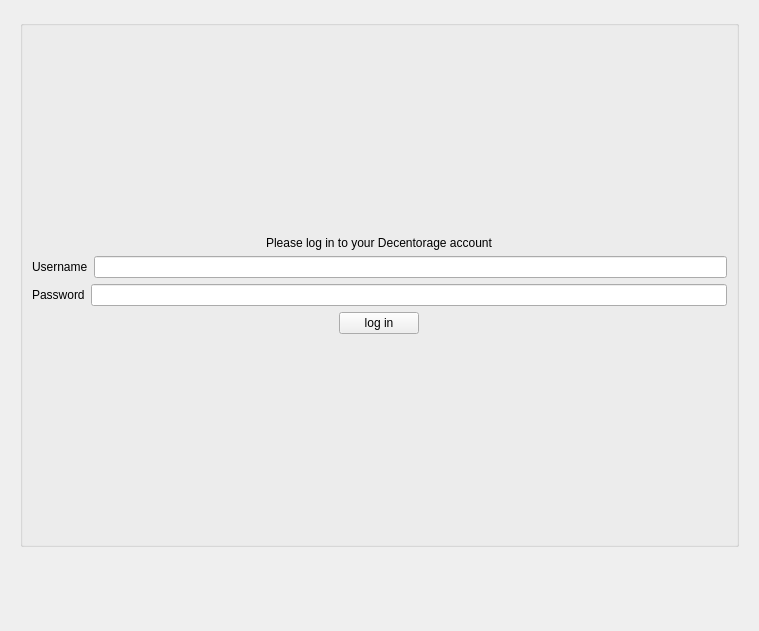
Decentorage/User-Node, file gui/decentorage.ui: the form before one commit.
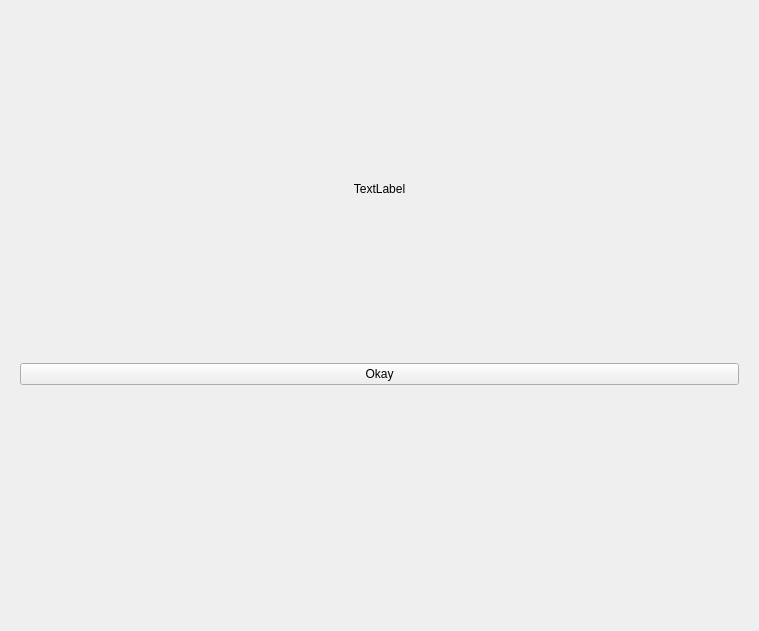
The form after the commit. The open tabs and pages were chosen to show the change. Icons and pictures are not drawn. Custom widgets are drawn as their Qt base class.

Commit message: Added transition page to be viewed when download/upload is done successfully, Modified user interface, Fixed process file don't send file done uploading in pro

The edit to the form file:
```diff
--- a/gui/decentorage.ui
+++ b/gui/decentorage.ui
@@ -510,6 +510,70 @@
          </item>
         </layout>
        </widget>
+       <widget class="QWidget" name="transition_page">
+        <layout class="QVBoxLayout" name="verticalLayout_21">
+         <item>
+          <layout class="QVBoxLayout" name="verticalLayout_20">
+           <item>
+            <spacer name="verticalSpacer_15">
+             <property name="orientation">
+              <enum>Qt::Vertical</enum>
+             </property>
+             <property name="sizeHint" stdset="0">
+              <size>
+               <width>20</width>
+               <height>40</height>
+              </size>
+             </property>
+            </spacer>
+           </item>
+           <item>
+            <widget class="QLabel" name="transition_label">
+             <property name="text">
+              <string>TextLabel</string>
+             </property>
+             <property name="alignment">
+              <set>Qt::AlignCenter</set>
+             </property>
+            </widget>
+           </item>
+           <item>
+            <spacer name="verticalSpacer_14">
+             <property name="orientation">
+              <enum>Qt::Vertical</enum>
+             </property>
+             <property name="sizeHint" stdset="0">
+              <size>
+               <width>20</width>
+               <height>40</height>
+              </size>
+             </property>
+            </spacer>
+           </item>
+           <item>
+            <widget class="QPushButton" name="transition_okay_pb">
+             <property name="text">
+              <string>Okay</string>
+             </property>
+            </widget>
+           </item>
+           <item>
+            <spacer name="verticalSpacer_16">
+             <property name="orientation">
+              <enum>Qt::Vertical</enum>
+             </property>
+             <property name="sizeHint" stdset="0">
+              <size>
+               <width>20</width>
+               <height>40</height>
+              </size>
+             </property>
+            </spacer>
+           </item>
+          </layout>
+         </item>
+        </layout>
+       </widget>
        <widget class="QWidget" name="login_page">
         <layout class="QVBoxLayout" name="verticalLayout_2">
          <item>
```
Left out of the diff: 15 changed lines with no effect on the pictures. The commit also changes 7 other files.
